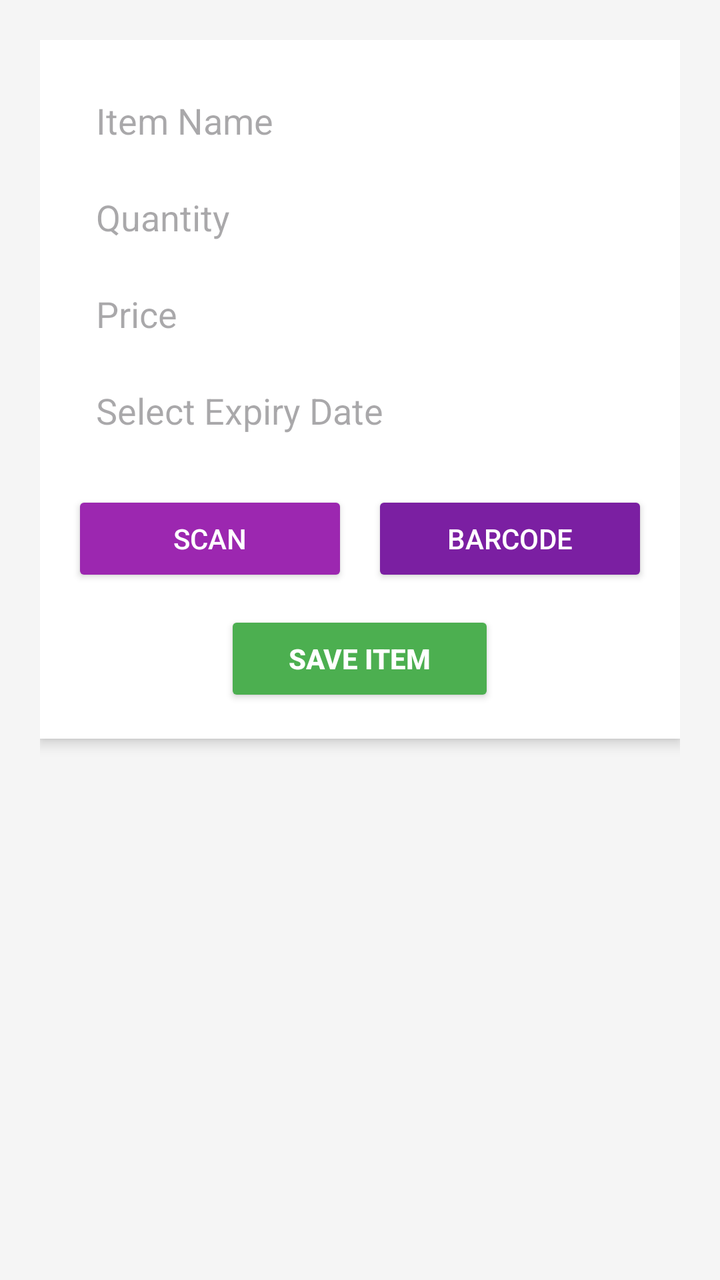
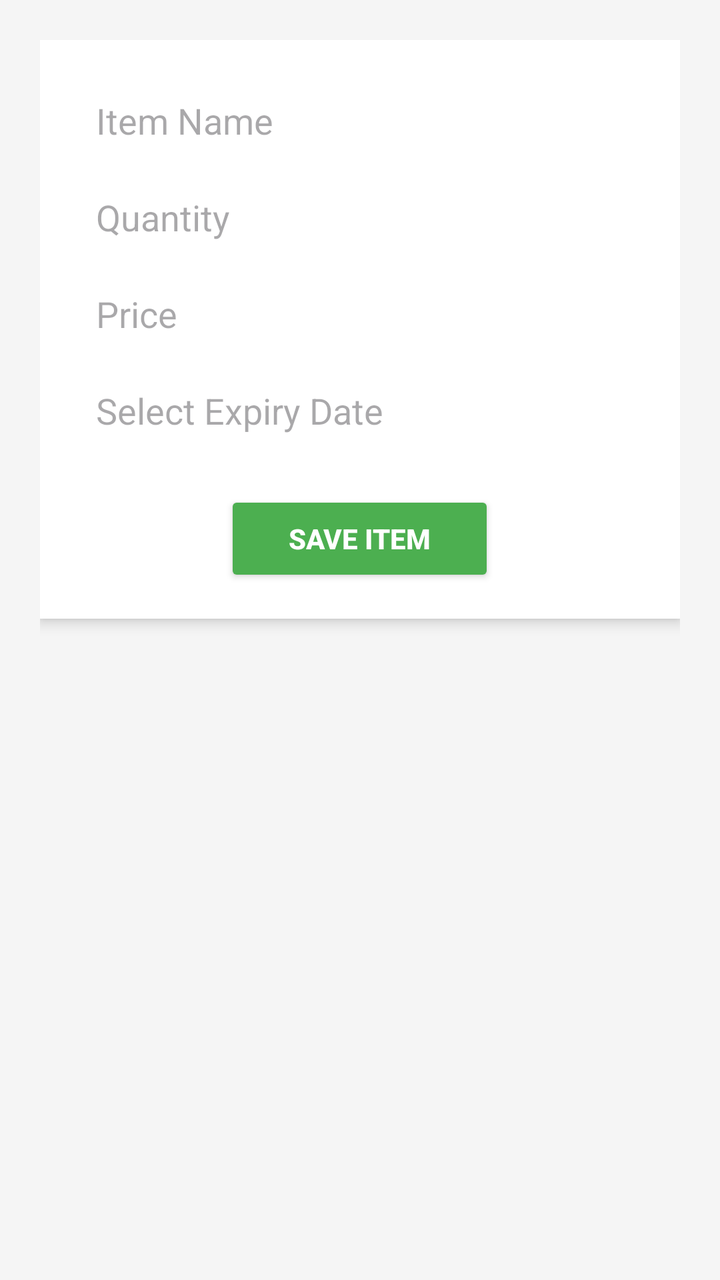

Screens rendered from an Android XML layout before and after an edit, with the pre-edit source and the edit as a unified diff.
<!-- AndroidManifest.xml: application theme Theme.PantryPal -->
<!-- res/layout/activity_add_item.xml -->
<?xml version="1.0" encoding="utf-8"?>
<ScrollView xmlns:android="http://schemas.android.com/apk/res/android"
    android:layout_width="match_parent"
    android:layout_height="match_parent"
    android:background="#F5F5F5"
    android:fillViewport="true">

    <LinearLayout
        android:layout_width="match_parent"
        android:layout_height="wrap_content"
        android:orientation="vertical"
        android:padding="20dp">

        
        <LinearLayout
            android:layout_width="match_parent"
            android:layout_height="wrap_content"
            android:orientation="vertical"
            android:background="@android:color/white"
            android:padding="16dp"
            android:elevation="4dp">

            
            <EditText
                android:id="@+id/etItemName"
                android:layout_width="match_parent"
                android:layout_height="wrap_content"
                android:hint="Item Name"
                android:background="@android:color/transparent"
                android:padding="12dp"/>

            
            <EditText
                android:id="@+id/etQuantity"
                android:layout_width="match_parent"
                android:layout_height="wrap_content"
                android:hint="Quantity"
                android:inputType="number"
                android:background="@android:color/transparent"
                android:padding="12dp"/>

            
            <EditText
                android:id="@+id/etPrice"
                android:layout_width="match_parent"
                android:layout_height="wrap_content"
                android:hint="Price"
                android:inputType="numberDecimal"
                android:background="@android:color/transparent"
                android:padding="12dp"/>

            
            <EditText
                android:id="@+id/etExpiry"
                android:layout_width="match_parent"
                android:layout_height="wrap_content"
                android:hint="Select Expiry Date"
                android:focusable="false"
                android:clickable="true"
                android:inputType="none"
                android:background="@android:color/transparent"
                android:padding="12dp"
                android:layout_marginBottom="16dp"/>

            
            <LinearLayout
                android:layout_width="match_parent"
                android:layout_height="wrap_content"
                android:orientation="horizontal"
                android:gravity="center"
                android:layout_marginBottom="12dp">

                <Button
                    android:id="@+id/btnScanOCR"
                    android:text="Scan"
                    android:layout_width="0dp"
                    android:layout_weight="1"
                    android:layout_height="48dp"
                    android:layout_marginEnd="6dp"
                    android:backgroundTint="#9C27B0"
                    android:textColor="#FFFFFF"/>

                <Button
                    android:id="@+id/btnScanBarcode"
                    android:text="Barcode"
                    android:layout_width="0dp"
                    android:layout_weight="1"
                    android:layout_height="48dp"
                    android:layout_marginStart="6dp"
                    android:backgroundTint="#7B1FA2"
                    android:textColor="#FFFFFF"/>
            </LinearLayout>

            
            <Button
                android:id="@+id/btnSaveItem"
                android:text="Save Item"
                android:layout_width="wrap_content"
                android:layout_height="48dp"
                android:layout_gravity="center"
                android:paddingStart="32dp"
                android:paddingEnd="32dp"
                android:backgroundTint="#4CAF50"
                android:textColor="#FFFFFF"
                android:textStyle="bold"/>

        </LinearLayout>

    </LinearLayout>

</ScrollView>
<!-- resources referenced by this layout -->
<resources>
  <style name="Theme.PantryPal" parent="Theme.Material3.DayNight.NoActionBar">
          <item name="colorPrimary">@color/pp_primary</item>
          <item name="colorPrimaryContainer">@color/pp_primary_dark</item>
          <item name="colorOnPrimary">@color/white</item>
  
          
          <item name="android:statusBarColor">@color/pp_primary_dark</item>
          <item name="android:navigationBarColor">@color/pp_bg</item>
      </style>
  <color name="pp_primary">#7C3AED</color>
  <color name="pp_primary_dark">#5B21B6</color>
  <color name="white">#FFFFFFFF</color>
  <color name="pp_bg">#FFFFFF</color>
</resources>

<!-- the commit's change to res/layout/activity_add_item.xml (unified diff, before → after) -->
@@ -35,7 +35,7 @@
                 android:layout_width="match_parent"
                 android:layout_height="wrap_content"
                 android:hint="Quantity"
-                android:inputType="number"
+                android:inputType="text"
                 android:background="@android:color/transparent"
                 android:padding="12dp"/>
 
@@ -63,35 +63,6 @@
                 android:layout_marginBottom="16dp"/>
 
             
-            <LinearLayout
-                android:layout_width="match_parent"
-                android:layout_height="wrap_content"
-                android:orientation="horizontal"
-                android:gravity="center"
-                android:layout_marginBottom="12dp">
-
-                <Button
-                    android:id="@+id/btnScanOCR"
-                    android:text="Scan"
-                    android:layout_width="0dp"
-                    android:layout_weight="1"
-                    android:layout_height="48dp"
-                    android:layout_marginEnd="6dp"
-                    android:backgroundTint="#9C27B0"
-                    android:textColor="#FFFFFF"/>
-
-                <Button
-                    android:id="@+id/btnScanBarcode"
-                    android:text="Barcode"
-                    android:layout_width="0dp"
-                    android:layout_weight="1"
-                    android:layout_height="48dp"
-                    android:layout_marginStart="6dp"
-                    android:backgroundTint="#7B1FA2"
-                    android:textColor="#FFFFFF"/>
-            </LinearLayout>
-
-            
             <Button
                 android:id="@+id/btnSaveItem"
                 android:text="Save Item"
